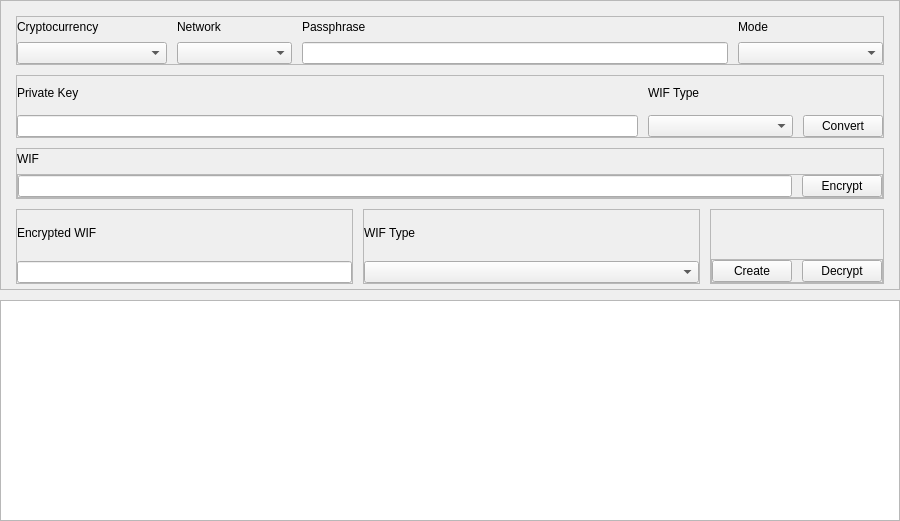
The window that desktop/ui/bip38.ui (talonlab/bip38-desktop) describes before a commit, drawn with Qt 5.
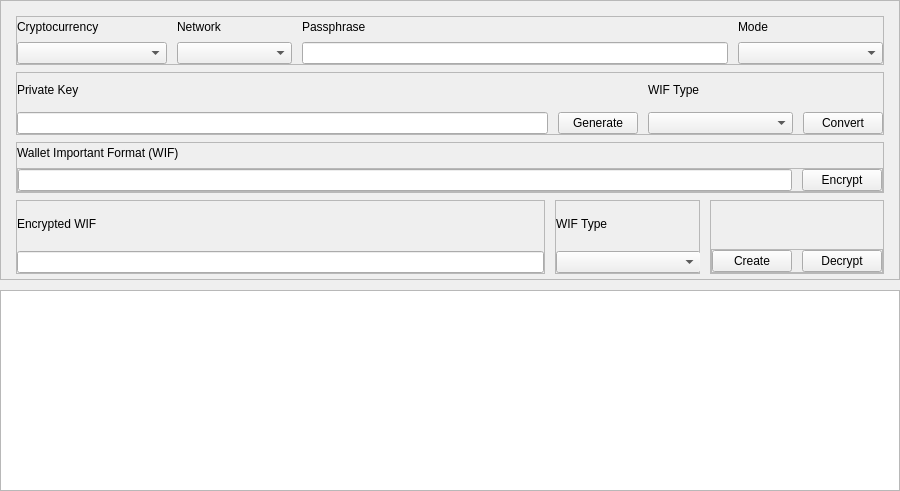
The same window after the commit. The open tabs and pages were chosen to show the change.

Diff of the .ui file:
```diff
--- a/desktop/ui/bip38.ui
+++ b/desktop/ui/bip38.ui
@@ -7,7 +7,7 @@
     <x>0</x>
     <y>0</y>
     <width>900</width>
-    <height>521</height>
+    <height>491</height>
    </rect>
   </property>
   <property name="sizePolicy">
@@ -59,13 +59,13 @@
       <property name="minimumSize">
        <size>
         <width>0</width>
-        <height>290</height>
+        <height>280</height>
        </size>
       </property>
       <property name="maximumSize">
        <size>
         <width>16777215</width>
-        <height>290</height>
+        <height>280</height>
        </size>
       </property>
       <property name="frameShape">
@@ -76,7 +76,7 @@
       </property>
       <layout class="QVBoxLayout" name="verticalLayout">
        <property name="spacing">
-        <number>10</number>
+        <number>7</number>
        </property>
        <property name="leftMargin">
         <number>15</number>
@@ -114,6 +114,13 @@
           <property name="bottomMargin">
            <number>0</number>
           </property>
+          <item>
+           <layout class="QHBoxLayout" name="bip38LogoHLayout">
+            <property name="spacing">
+             <number>0</number>
+            </property>
+           </layout>
+          </item>
           <item>
            <widget class="QFrame" name="cryptocurrencyContainerQFrame">
             <property name="maximumSize">
@@ -410,12 +417,12 @@
        <item>
         <widget class="QStackedWidget" name="modeQStackedWidget">
          <property name="currentIndex">
-          <number>1</number>
+          <number>0</number>
          </property>
          <widget class="QWidget" name="noECQWidget">
           <layout class="QVBoxLayout" name="noECVLayout">
            <property name="spacing">
-            <number>10</number>
+            <number>7</number>
            </property>
            <property name="leftMargin">
             <number>0</number>
@@ -518,6 +525,53 @@
                 </layout>
                </widget>
               </item>
+              <item>
+               <widget class="QFrame" name="noECPrivateKeyGenerateButtonContainerQFrame">
+                <property name="layoutDirection">
+                 <enum>Qt::LayoutDirection::LeftToRight</enum>
+                </property>
+                <layout class="QVBoxLayout" name="noECPrivateKeyGenerateButtonHLayout">
+                 <property name="spacing">
+                  <number>5</number>
+                 </property>
+                 <property name="leftMargin">
+                  <number>0</number>
+                 </property>
+                 <property name="topMargin">
+                  <number>0</number>
+                 </property>
+                 <property name="rightMargin">
+                  <number>0</number>
+                 </property>
+                 <property name="bottomMargin">
+                  <number>0</number>
+                 </property>
+                 <item>
+                  <spacer name="noECPrivateKeyGenerateButtonSpacer">
+                   <property name="orientation">
+                    <enum>Qt::Orientation::Vertical</enum>
+                   </property>
+                   <property name="sizeHint" stdset="0">
+                    <size>
+                     <width>20</width>
+                     <height>40</height>
+                    </size>
+                   </property>
+                  </spacer>
+                 </item>
+                 <item>
+                  <widget class="QPushButton" name="noECPrivateKeyGenerateQPushButton">
+                   <property name="cursor">
+                    <cursorShape>PointingHandCursor</cursorShape>
+                   </property>
+                   <property name="text">
+                    <string>Generate</string>
+                   </property>
+                  </widget>
+                 </item>
+                </layout>
+               </widget>
+              </item>
               <item>
                <widget class="QFrame" name="noECWIFTypeContainerQFrame">
                 <property name="maximumSize">
@@ -733,7 +787,7 @@
                     <item>
                      <widget class="QLabel" name="noECWIFQLabel">
                       <property name="text">
-                       <string>WIF</string>
+                       <string>Wallet Important Format (WIF)</string>
                       </property>
                      </widget>
                     </item>
@@ -810,7 +864,7 @@
          <widget class="QWidget" name="ecQWidget">
           <layout class="QVBoxLayout" name="ecVLayout">
            <property name="spacing">
-            <number>10</number>
+            <number>7</number>
            </property>
            <property name="leftMargin">
             <number>0</number>
@@ -1615,6 +1669,12 @@
           </item>
           <item>
            <widget class="QFrame" name="decryptWIFTypeContainerQFrame">
+            <property name="maximumSize">
+             <size>
+              <width>145</width>
+              <height>16777215</height>
+             </size>
+            </property>
             <property name="frameShape">
              <enum>QFrame::Shape::StyledPanel</enum>
             </property>
```
